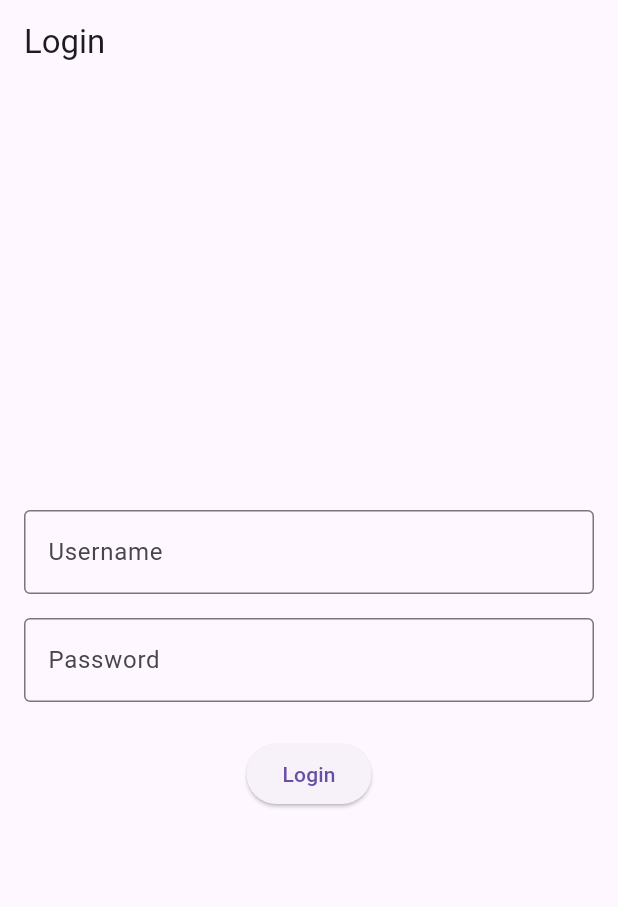
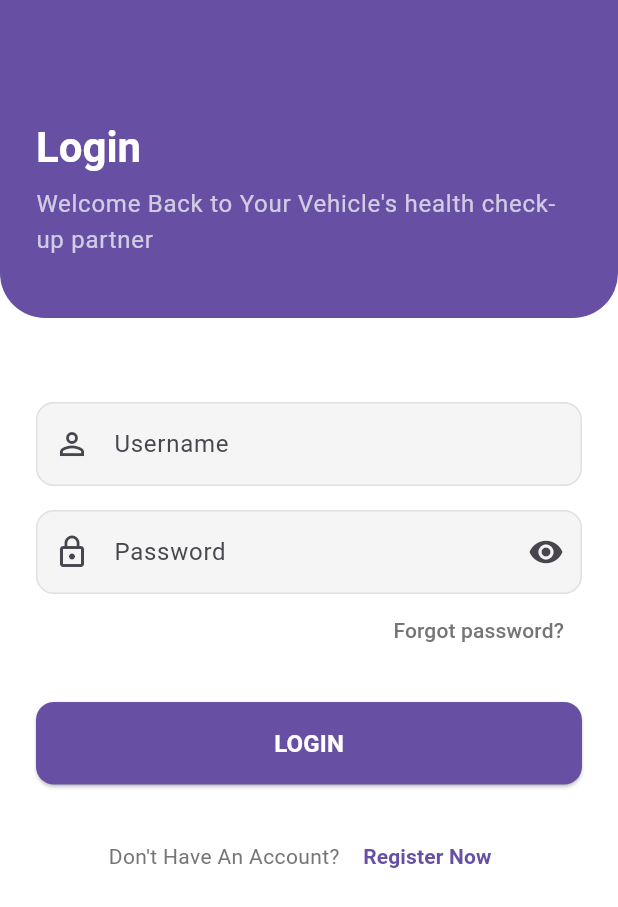
Before and after one commit to BudraHH/AutoIntell_AUI, a Flutter app: the screen it shows after launch, on a phone screen of 412 x 824 dp. Shown: the top 907 px of the screen. Run offline on Flutter 3.47's test engine with Material 3 defaults, Android fonts, the phone set to English and light mode, and no system bars; our stand-ins replace connectivity_plus, flutter_secure_storage.

Commit message:
Refactor login screen and update API service configuration
- Enhanced `LoginScreen` with improved UI elements, including password visibility toggle and new layout.
- Added placeholder methods for "Forgot Password" and "Register" functionalities.
- Updated `ApiService` to clarify base URL usage for different devices.
- Cleaned up `main.dart` by removing commented-out code.

```diff
--- a/lib/api/api_service.dart
+++ b/lib/api/api_service.dart
@@ -8,9 +8,9 @@ import '../models/paginated_history_response.dart';
 
 class ApiService {
   // if emulator is used
-  final String baseUrl = "http://10.0.2.2:8000/api/";
-  // if physical device is used
-  // final String baseUrl = "http://192.168.111.250:8000/api/";
+  // final String baseUrl = "http://10.0.2.2:8000/api/";
+  // if physical device is used use system's ipv4 get from ipconfig cmd, then make sure you run the backend server on 0.0.0.0:8000 port
+  final String baseUrl = "http://192.168.111.250:8000/api/";
   final storage = const FlutterSecureStorage();
   final _logger = Logger('ApiService');
 
--- a/lib/main.dart
+++ b/lib/main.dart
@@ -4,11 +4,9 @@ import 'package:connectivity_plus/connectivity_plus.dart';
 import 'package:autointell_aui/screens/login_screen.dart';
 import 'package:autointell_aui/screens/dashboard_screen.dart';
 import 'package:flutter_secure_storage/flutter_secure_storage.dart';
-// BUDRA CHANGES
 import 'package:logging/logging.dart';
 
 void main() {
-  // BUDRA CHANGES
   // Setup Logger
   Logger.root.level = Level.ALL; // Set the log level
   Logger.root.onRecord.listen((record) {
--- a/lib/screens/login_screen.dart
+++ b/lib/screens/login_screen.dart
@@ -17,6 +17,7 @@ class LoginScreenState extends State<LoginScreen> {
   final ApiService apiService = ApiService();
   final storage = const FlutterSecureStorage();
   final _logger = Logger('LoginScreen');
+  bool _isPasswordVisible = false;
 
   @override
   void dispose() {
@@ -81,33 +82,161 @@ class LoginScreenState extends State<LoginScreen> {
     }
   }
 
+  void _handleForgotPassword() {
+    // TODO: Implement forgot password functionality
+    ScaffoldMessenger.of(context).showSnackBar(
+      const SnackBar(content: Text("Forgot password feature coming soon!")),
+    );
+  }
+
+  void _handleRegister() {
+    // TODO: Implement registration navigation
+    ScaffoldMessenger.of(context).showSnackBar(
+      const SnackBar(content: Text("Registration feature coming soon!")),
+    );
+  }
+
   @override
   Widget build(BuildContext context) {
     return Scaffold(
-      appBar: AppBar(title: const Text("Login")),
-      body: Padding(
-        padding: const EdgeInsets.all(16),
+      backgroundColor: Colors.white,
+      body: SingleChildScrollView(
         child: Column(
-          mainAxisAlignment: MainAxisAlignment.center,
+          crossAxisAlignment: CrossAxisAlignment.stretch,
           children: [
+            Container(
+              padding: const EdgeInsets.fromLTRB(24, 80, 24, 40),
+              decoration: BoxDecoration(
+                color: Theme.of(context).primaryColor,
+                borderRadius: const BorderRadius.only(
+                  bottomLeft: Radius.circular(30),
+                  bottomRight: Radius.circular(30),
+                ),
+              ),
+              child: Column(
+                crossAxisAlignment: CrossAxisAlignment.start,
+                children: [
+                  Text(
+                    'Login',
+                    style: Theme.of(context).textTheme.headlineMedium?.copyWith(
+                      color: Colors.white,
+                      fontWeight: FontWeight.bold,
+                    ),
+                  ),
+                  const SizedBox(height: 8),
+                  Text(
+                    "Welcome Back to Your Vehicle's health check-up partner",
+                    style: Theme.of(
+                      context,
+                    ).textTheme.bodyLarge?.copyWith(color: Colors.white70),
+                  ),
+                ],
+              ),
+            ),
+            Padding(
+              padding: const EdgeInsets.all(24.0),
+              child: Column(
+                crossAxisAlignment: CrossAxisAlignment.stretch,
+                children: [
+                  const SizedBox(height: 32),
                   TextField(
                     controller: usernameController,
-              decoration: const InputDecoration(
-                labelText: "Username",
-                border: OutlineInputBorder(),
+                    decoration: InputDecoration(
+                      hintText: 'Username',
+                      prefixIcon: const Icon(Icons.person_outline),
+                      border: OutlineInputBorder(
+                        borderRadius: BorderRadius.circular(12),
+                      ),
+                      enabledBorder: OutlineInputBorder(
+                        borderRadius: BorderRadius.circular(12),
+                        borderSide: BorderSide(color: Colors.grey.shade300),
+                      ),
+                      filled: true,
+                      fillColor: Colors.grey.shade100,
                     ),
                   ),
                   const SizedBox(height: 16),
                   TextField(
                     controller: passwordController,
-              decoration: const InputDecoration(
-                labelText: "Password",
-                border: OutlineInputBorder(),
+                    obscureText: !_isPasswordVisible,
+                    decoration: InputDecoration(
+                      hintText: 'Password',
+                      prefixIcon: const Icon(Icons.lock_outline),
+                      suffixIcon: IconButton(
+                        icon: Icon(
+                          _isPasswordVisible
+                              ? Icons.visibility_off
+                              : Icons.visibility,
                         ),
-              obscureText: true,
+                        onPressed: () {
+                          setState(() {
+                            _isPasswordVisible = !_isPasswordVisible;
+                          });
+                        },
+                      ),
+                      border: OutlineInputBorder(
+                        borderRadius: BorderRadius.circular(12),
+                      ),
+                      enabledBorder: OutlineInputBorder(
+                        borderRadius: BorderRadius.circular(12),
+                        borderSide: BorderSide(color: Colors.grey.shade300),
+                      ),
+                      filled: true,
+                      fillColor: Colors.grey.shade100,
+                    ),
+                  ),
+                  Align(
+                    alignment: Alignment.centerRight,
+                    child: TextButton(
+                      onPressed: _handleForgotPassword,
+                      child: Text(
+                        'Forgot password?',
+                        style: TextStyle(color: Colors.grey.shade600),
+                      ),
+                    ),
                   ),
                   const SizedBox(height: 24),
-            ElevatedButton(onPressed: handleLogin, child: const Text("Login")),
+                  ElevatedButton(
+                    onPressed: handleLogin,
+                    style: ElevatedButton.styleFrom(
+                      backgroundColor: Theme.of(context).primaryColor,
+                      foregroundColor: Colors.white,
+                      padding: const EdgeInsets.symmetric(vertical: 16),
+                      shape: RoundedRectangleBorder(
+                        borderRadius: BorderRadius.circular(12),
+                      ),
+                    ),
+                    child: const Text(
+                      'LOGIN',
+                      style: TextStyle(
+                        fontSize: 16,
+                        fontWeight: FontWeight.bold,
+                      ),
+                    ),
+                  ),
+                  const SizedBox(height: 24),
+                  Row(
+                    mainAxisAlignment: MainAxisAlignment.center,
+                    children: [
+                      Text(
+                        "Don't Have An Account? ",
+                        style: TextStyle(color: Colors.grey.shade600),
+                      ),
+                      TextButton(
+                        onPressed: _handleRegister,
+                        child: Text(
+                          'Register Now',
+                          style: TextStyle(
+                            color: Theme.of(context).primaryColor,
+                            fontWeight: FontWeight.bold,
+                          ),
+                        ),
+                      ),
+                    ],
+                  ),
+                ],
+              ),
+            ),
           ],
         ),
       ),
```
Lines whose indentation alone changed are shown as unchanged.
